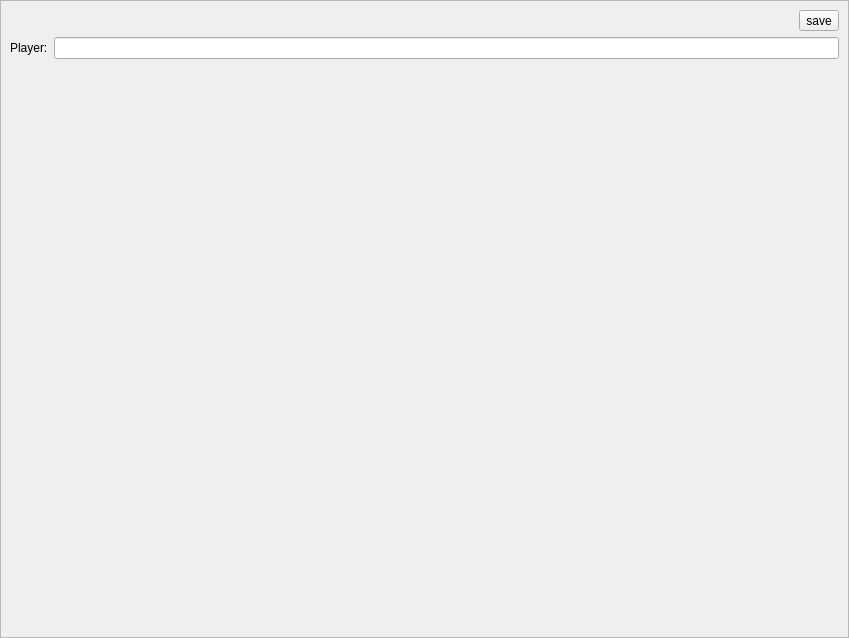
Before: the Qt Designer form OverwatchPlayerLog/UI/PlayerInfoPaneWidget.ui in yxbh/Overwatch-Player-Log, drawn with Qt 5.
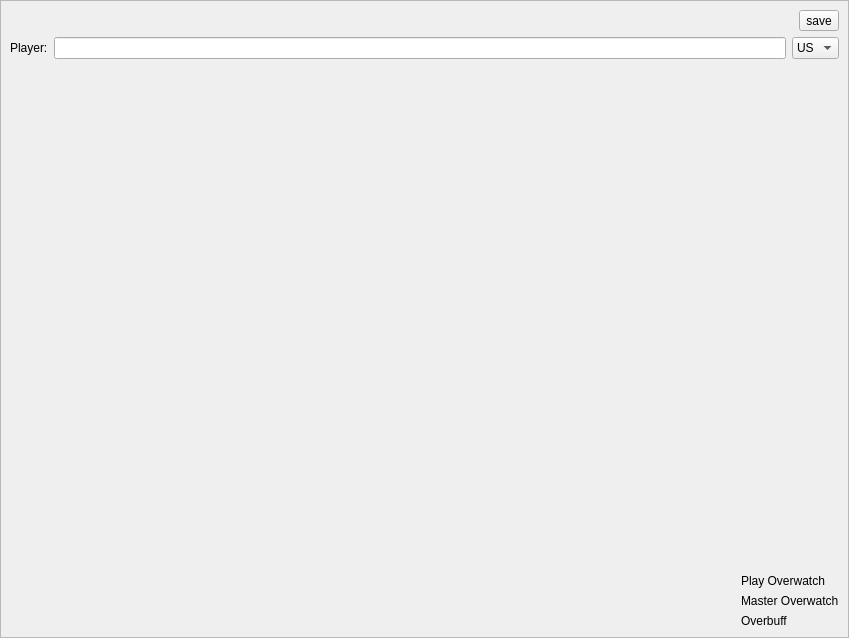
After: the same form once the commit is applied.

What changed in the file:
```diff
--- a/OverwatchPlayerLog/UI/PlayerInfoPaneWidget.ui
+++ b/OverwatchPlayerLog/UI/PlayerInfoPaneWidget.ui
@@ -25,7 +25,7 @@
      <height>636</height>
     </rect>
    </property>
-   <layout class="QVBoxLayout" name="verticalLayout">
+   <layout class="QVBoxLayout" name="verticalLayout_2">
     <item>
      <layout class="QHBoxLayout" name="horizontalLayout">
       <item>
@@ -62,6 +62,25 @@
       <item>
        <widget class="QLineEdit" name="lineEdit_playerBattleTag"/>
       </item>
+      <item>
+       <widget class="QComboBox" name="comboBox_owRegion">
+        <item>
+         <property name="text">
+          <string>US</string>
+         </property>
+        </item>
+        <item>
+         <property name="text">
+          <string>EU</string>
+         </property>
+        </item>
+        <item>
+         <property name="text">
+          <string>KR</string>
+         </property>
+        </item>
+       </widget>
+      </item>
      </layout>
     </item>
     <item>
@@ -72,11 +91,62 @@
       <property name="sizeHint" stdset="0">
        <size>
         <width>20</width>
-        <height>557</height>
+        <height>496</height>
        </size>
       </property>
      </spacer>
     </item>
+    <item>
+     <layout class="QHBoxLayout" name="horizontalLayout_3">
+      <item>
+       <spacer name="horizontalSpacer_2">
+        <property name="orientation">
+         <enum>Qt::Horizontal</enum>
+        </property>
+        <property name="sizeHint" stdset="0">
+         <size>
+          <width>40</width>
+          <height>20</height>
+         </size>
+        </property>
+       </spacer>
+      </item>
+      <item>
+       <layout class="QVBoxLayout" name="verticalLayout">
+        <item>
+         <widget class="QLabel" name="label_openUrlPlayOverwatch">
+          <property name="text">
+           <string>Play Overwatch</string>
+          </property>
+          <property name="openExternalLinks">
+           <bool>true</bool>
+          </property>
+         </widget>
+        </item>
+        <item>
+         <widget class="QLabel" name="label_openUrlMasterOverwatch">
+          <property name="text">
+           <string>Master Overwatch</string>
+          </property>
+          <property name="openExternalLinks">
+           <bool>true</bool>
+          </property>
+         </widget>
+        </item>
+        <item>
+         <widget class="QLabel" name="label_openUrlOverbuff">
+          <property name="text">
+           <string>Overbuff</string>
+          </property>
+          <property name="openExternalLinks">
+           <bool>true</bool>
+          </property>
+         </widget>
+        </item>
+       </layout>
+      </item>
+     </layout>
+    </item>
    </layout>
   </widget>
  </widget>
```
